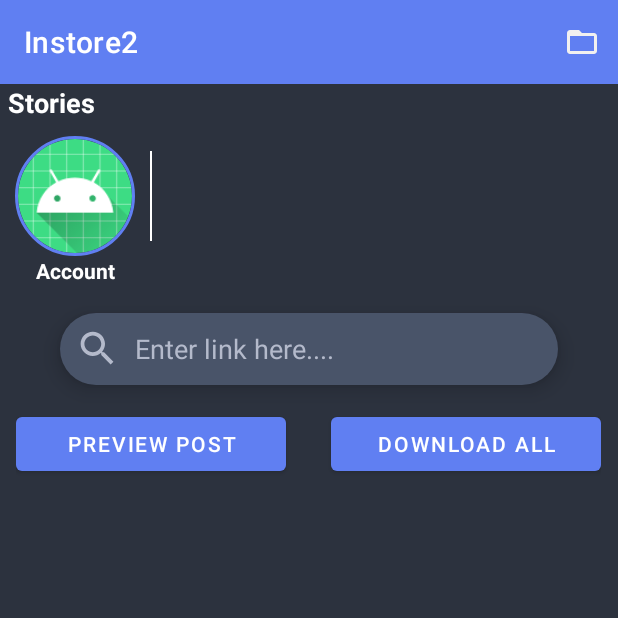
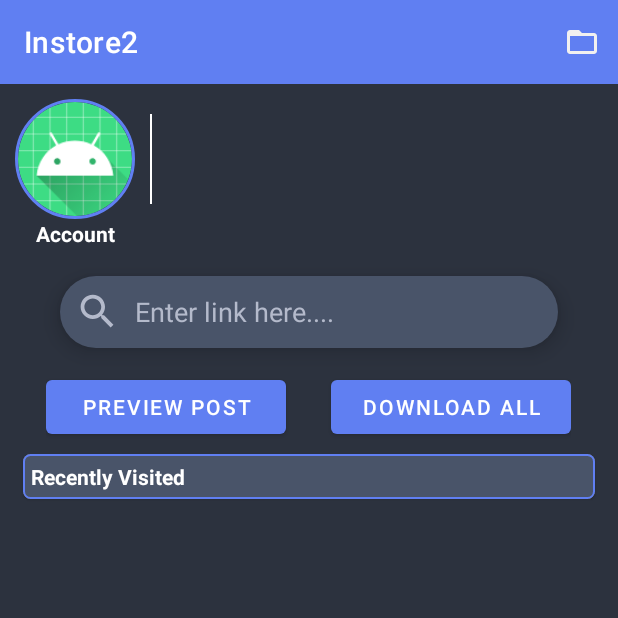
Before and after one commit to abhi10601060/Instore2, an Android app: the MainActivity screen opened directly, with no data from a screen before it, on a phone screen of 412 x 824 dp, the top half of it. Run offline under Robolectric (Android 15) with nearby library versions, the phone set to English and light mode, and no system bars; our stand-ins replace CircleImageView; network calls fail; pictures from the network do not load; 2 statements that could not run were skipped.

Commit message:
Recently viewed feature with layout added

```diff
--- a/app/src/main/java/com/example/instore2/repos/MediaRepo.kt
+++ b/app/src/main/java/com/example/instore2/repos/MediaRepo.kt
@@ -7,6 +7,7 @@ import androidx.lifecycle.MutableLiveData
 import com.example.instore2.models.CurrentUserModel
 import com.example.instore2.models.StoryModel
 import com.example.instore2.models.TrayModel
+import com.example.instore2.models.UserModel
 import com.example.instore2.networks.InstaService
 import com.example.instore2.networks.Resource
 import com.example.instore2.utility.SharePrefs
@@ -93,4 +94,21 @@ class MediaRepo(private val sharePrefs: SharePrefs , private val api : InstaServ
         Log.d("Current user", "onCreate: current user Error")
         return Resource.Error<CurrentUserModel>(response.message())
     }
+
+    private val recentSearchLivedata = MutableLiveData<ArrayList<UserModel>>()
+
+    val recentSearches : LiveData<ArrayList<UserModel>>
+    get() = recentSearchLivedata
+
+    fun addRecentSearch(owner : Long , search : UserModel){
+        sharePrefs.putRecentSearch(search)
+        getRecentSearches()
+    }
+
+    fun getRecentSearches(){
+        Log.d("RECENT", "getRecentSearches: called")
+        val recentSearch = sharePrefs.getRecentSearches()
+        Log.d("RECENT", "getRecentSearches: retreived ${recentSearch.toString()}")
+        recentSearchLivedata.postValue(recentSearch)
+    }
 }
--- a/app/src/main/java/com/example/instore2/ui/activities/MainActivity.kt
+++ b/app/src/main/java/com/example/instore2/ui/activities/MainActivity.kt
@@ -6,6 +6,7 @@ import android.content.Context
 import android.content.Intent
 import android.content.pm.PackageManager
 import android.net.Uri
+import android.opengl.Visibility
 import android.os.Bundle
 import android.os.Environment
 import android.util.Log
@@ -26,6 +27,7 @@ import androidx.recyclerview.widget.RecyclerView
 import com.bumptech.glide.Glide
 import com.example.instore2.R
 import com.example.instore2.adapters.MediaItemsAdapter
+import com.example.instore2.adapters.RecentlyVisitedAdapter
 import com.example.instore2.adapters.StoriesAdapter
 import com.example.instore2.models.CurrentUserModel
 import com.example.instore2.models.StoryModel
@@ -36,6 +38,7 @@ import com.example.instore2.utility.InstoreApp
 import com.example.instore2.viewmodels.MainViewModel
 import com.example.instore2.viewmodels.MainViewModelFactory
 import com.google.android.material.appbar.MaterialToolbar
+import com.google.android.material.card.MaterialCardView
 import de.hdodenhof.circleimageview.CircleImageView
 
 
@@ -44,11 +47,14 @@ class MainActivity : AppCompatActivity() , StoriesAdapter.StoryIconClicked , Med
     lateinit var viewModel : MainViewModel
     lateinit var storiesRV : RecyclerView
     lateinit var mediaItemsRV : RecyclerView
+    lateinit var recentVisitsRV : RecyclerView
     lateinit var searchBar : EditText
     lateinit var btnPreview : Button
     lateinit var toolbar: MaterialToolbar
     lateinit var currentUserProfileImage : CircleImageView
     lateinit var currentUserProfileName : TextView
+    lateinit var recentlyVisitedCard : MaterialCardView
+    var currentUserID : Long = 1234
 
     override fun onCreate(savedInstanceState: Bundle?) {
         super.onCreate(savedInstanceState)
@@ -66,6 +72,8 @@ class MainActivity : AppCompatActivity() , StoriesAdapter.StoryIconClicked , Med
         viewModel.getStories()
         setStories()
         setMediaItem()
+        viewModel.getRecentSearches()
+        setRecentVisits()
 
         btnPreview.setOnClickListener(View.OnClickListener {
             val url = searchBar.text.toString().trim()
@@ -73,6 +81,26 @@ class MainActivity : AppCompatActivity() , StoriesAdapter.StoryIconClicked , Med
             if (url.contains("https://www.instagram.com/")){
                 viewModel.getUrlMediaItems(url)
             }
+        })
+
+
+    }
+
+    private fun setRecentVisits() {
+        viewModel.recentSearches.observe(this , object : Observer<ArrayList<UserModel>> {
+            override fun onChanged(it: ArrayList<UserModel>?) {
+                if (it != null){
+                    recentlyVisitedCard.visibility = View.VISIBLE
+                    val recentVisitAdapter = RecentlyVisitedAdapter(this@MainActivity)
+                    recentVisitAdapter.submitList(it.reversed())
+                    recentVisitsRV.adapter = recentVisitAdapter
+                }
+                else{
+                    recentlyVisitedCard.visibility = View.GONE
+                    Log.d("RECENT", "onChanged: recent search is empty")
+                }
+            }
+
         })
     }
 
@@ -90,6 +118,8 @@ class MainActivity : AppCompatActivity() , StoriesAdapter.StoryIconClicked , Med
         toolbar = findViewById(R.id.toolbar)
         currentUserProfileImage = findViewById(R.id.user_profile_image)
         currentUserProfileName = findViewById(R.id.txt_user_name)
+        recentVisitsRV = findViewById(R.id.recent_visit_RV)
+        recentlyVisitedCard = findViewById(R.id.recent_visit_card)
     }
 
     private fun setCurrentUser() {
@@ -108,6 +138,7 @@ class MainActivity : AppCompatActivity() , StoriesAdapter.StoryIconClicked , Med
                             .into(currentUserProfileImage)
 
                         currentUserProfileName.text = user.username.toString()
+                        currentUserID = user.pk
                     }
                 }
 
@@ -212,6 +243,8 @@ class MainActivity : AppCompatActivity() , StoriesAdapter.StoryIconClicked , Med
             val manager = (getSystemService(Context.DOWNLOAD_SERVICE) as DownloadManager)
             manager.enqueue(request)
             Toast.makeText(this, "Downloading started...", Toast.LENGTH_SHORT).show()
+            viewModel.putRecentSearch(currentUserID , user)
+            Log.d("RECENT", "onDownloadButtonClicked: $currentUserID")
         }
         else{
             askStoragePermissions()
--- a/app/src/main/java/com/example/instore2/utility/SharePrefs.java
+++ b/app/src/main/java/com/example/instore2/utility/SharePrefs.java
@@ -2,6 +2,15 @@ package com.example.instore2.utility;
 
 import android.content.Context;
 import android.content.SharedPreferences;
+import android.util.Log;
+
+import com.example.instore2.models.UserModel;
+import com.google.gson.Gson;
+import com.google.gson.reflect.TypeToken;
+
+import java.util.ArrayList;
+import java.util.HashMap;
+import java.util.Map;
 
 public class SharePrefs {
 
@@ -13,6 +22,7 @@ public class SharePrefs {
     public static final String COOKIES = "Cookies";
     public static final String CSRF = "csrf";
     public static final String IS_INSTAGRAM_LOGIN = "Is_Instagram_Login";
+    public static final String RECENT_SEARCHES = "Recent_search";
 
     public SharePrefs(Context context) {
         this.sharedPreferences = context.getSharedPreferences(PREFERENCE, 0);
@@ -53,4 +63,44 @@ public class SharePrefs {
         this.sharedPreferences.edit().clear().apply();
     }
 
+    public void putRecentSearch(UserModel user){
+        Gson gson = new Gson();
+        java.lang.reflect.Type type = new TypeToken<ArrayList<UserModel>>(){}.getType();
+        ArrayList<UserModel> recent_searches = gson.fromJson(this.sharedPreferences.getString(RECENT_SEARCHES , null) , type);
+
+        if (recent_searches == null){
+            Log.d("RECENT", "putRecentSearches Share: $ is null");
+            ArrayList<UserModel> searches = new ArrayList<>();
+            searches.add(user);
+            this.sharedPreferences.edit().putString(RECENT_SEARCHES , gson.toJson(searches)).commit();
+        }
+        else{
+            for (int i=0 ; i<recent_searches.size() ; i++){
+                if (user.getPk() == recent_searches.get(i).getPk()){
+                    recent_searches.remove(i);
+                }
+            }
+            recent_searches.add(user);
+            if (recent_searches.size() > 30){
+                recent_searches.remove(0);
+            }
+            this.sharedPreferences.edit().remove(RECENT_SEARCHES).commit();
+            this.sharedPreferences.edit().putString(RECENT_SEARCHES, gson.toJson(recent_searches)).commit();
+        }
+    }
+
+    public ArrayList<UserModel> getRecentSearches(){
+        Gson gson = new Gson();
+        java.lang.reflect.Type type = new TypeToken< ArrayList<UserModel>>(){}.getType();
+        ArrayList<UserModel> recent_searches = gson.fromJson(this.sharedPreferences.getString(RECENT_SEARCHES , null) , type);
+
+        if (recent_searches != null){
+            Log.d("RECENT", "getRecentSearches Share: " + recent_searches.toString());
+            return recent_searches;
+        }
+        Log.d("RECENT", "getRecentSearches Share: $ is null");
+        return new ArrayList<UserModel>();
+    }
+
+
 }
--- a/app/src/main/java/com/example/instore2/viewmodels/MainViewModel.kt
+++ b/app/src/main/java/com/example/instore2/viewmodels/MainViewModel.kt
@@ -7,6 +7,7 @@ import androidx.lifecycle.viewModelScope
 import com.example.instore2.models.CurrentUserModel
 import com.example.instore2.models.StoryModel
 import com.example.instore2.models.TrayModel
+import com.example.instore2.models.UserModel
 import com.example.instore2.networks.Resource
 import com.example.instore2.repos.MediaRepo
 import kotlinx.coroutines.Dispatchers
@@ -54,4 +55,15 @@ class MainViewModel(val repo : MediaRepo) : ViewModel() {
             repo.getCurrentUser()
         }
     }
+
+    val recentSearches : LiveData<ArrayList<UserModel>>
+    get() = repo.recentSearches
+
+    fun getRecentSearches(){
+        repo.getRecentSearches()
+    }
+
+    fun putRecentSearch(owner: Long , search : UserModel){
+        repo.addRecentSearch(owner, search)
+    }
 }
--- a/app/src/main/res/layout/activity_main.xml
+++ b/app/src/main/res/layout/activity_main.xml
@@ -18,24 +18,15 @@
             android:background="@color/indigo"
             app:menu="@menu/storage_menu"
             app:title="Instore2"
-            app:titleTextColor="@color/white" />
+            app:titleTextColor="@color/white"
+            />
 
-        <TextView
-            android:id="@+id/stories_text"
-            android:layout_width="wrap_content"
-            android:layout_height="wrap_content"
-            android:layout_below="@id/toolbar"
-            android:layout_marginLeft="5dp"
-            android:text="Stories"
-            android:textSize="18dp"
-            android:textStyle="bold"
-            android:textColor="@color/white"/>
 
         <de.hdodenhof.circleimageview.CircleImageView
             android:id="@+id/user_profile_image"
             android:layout_width="80dp"
             android:layout_height="80dp"
-            android:layout_below="@+id/stories_text"
+            android:layout_below="@+id/toolbar"
             android:layout_marginLeft="10dp"
             android:layout_marginTop="10dp"
             android:src="@mipmap/ic_launcher"
@@ -105,7 +96,7 @@
             android:id="@+id/btns_LL">
 
             <Button
-                android:layout_width="180dp"
+                android:layout_width="160dp"
                 android:layout_height="wrap_content"
                 android:text="Preview post"
                 android:id="@+id/btn_preview"
@@ -113,7 +104,7 @@
                 android:textColor="@color/white"/>
 
             <Button
-                android:layout_width="180dp"
+                android:layout_width="160dp"
                 android:layout_height="wrap_content"
                 android:text="Download all"
                 android:id="@+id/btn_download_all"
@@ -122,11 +113,55 @@
                 android:textColor="@color/white"/>
         </LinearLayout>
 
+        <com.google.android.material.card.MaterialCardView
+            android:layout_width="match_parent"
+            android:layout_height="wrap_content"
+            android:layout_marginLeft="15dp"
+            android:layout_marginRight="15dp"
+            android:layout_marginTop="7dp"
+            android:layout_below="@id/btns_LL"
+            app:cardCornerRadius="5dp"
+            app:strokeWidth="1dp"
+            app:strokeColor="@color/indigo"
+            android:elevation="0dp"
+            android:id="@+id/recent_visit_card"
+            android:visibility="gone">
+
+            <RelativeLayout
+                android:id="@+id/recent_visit_RL"
+                android:layout_width="match_parent"
+                android:layout_height="wrap_content"
+                android:background="@color/searchbar"
+                android:padding="5dp">
+
+                <TextView
+                    android:id="@+id/txt_recently_visited"
+                    android:layout_width="wrap_content"
+                    android:layout_height="wrap_content"
+                    android:text="Recently Visited"
+                    android:textColor="@color/white"
+                    android:textStyle="bold" />
+
+                <androidx.recyclerview.widget.RecyclerView
+                    android:id="@+id/recent_visit_RV"
+                    android:layout_width="match_parent"
+                    android:layout_height="wrap_content"
+                    android:layout_below="@id/txt_recently_visited"
+                    android:orientation="horizontal"
+                    app:layoutManager="androidx.recyclerview.widget.LinearLayoutManager" />
+
+
+            </RelativeLayout>
+
+        </com.google.android.material.card.MaterialCardView>
+
+
+
         <androidx.recyclerview.widget.RecyclerView
             android:id="@+id/media_items_RV"
             android:layout_width="wrap_content"
             android:layout_height="match_parent"
-            android:layout_below="@id/btns_LL"
+            android:layout_below="@id/recent_visit_card"
             android:layout_marginTop="5dp"
             android:layout_centerHorizontal="true"
             />
```
Also changed, not shown: app/src/main/java/com/example/instore2/adapters/RecentlyVisitedAdapter.kt (added, +48 -0 lines), app/src/main/res/layout/recent_visit_layout.xml (added, +30 -0 lines).
